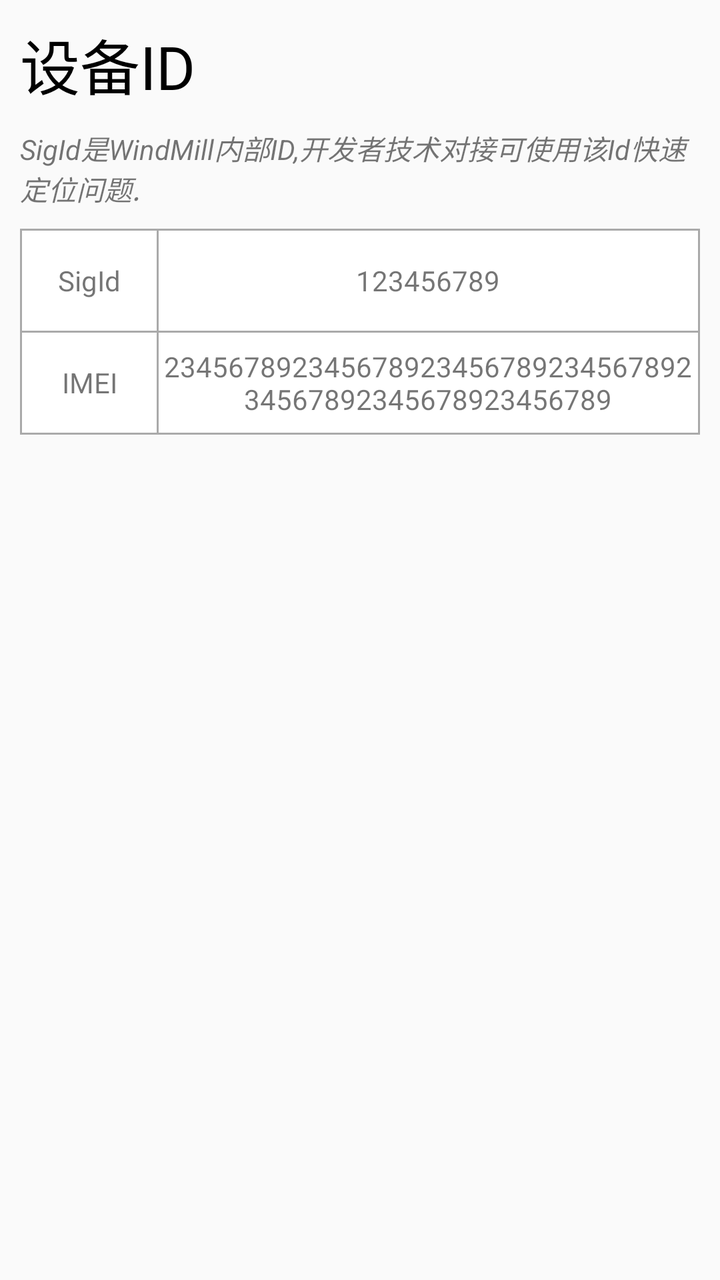
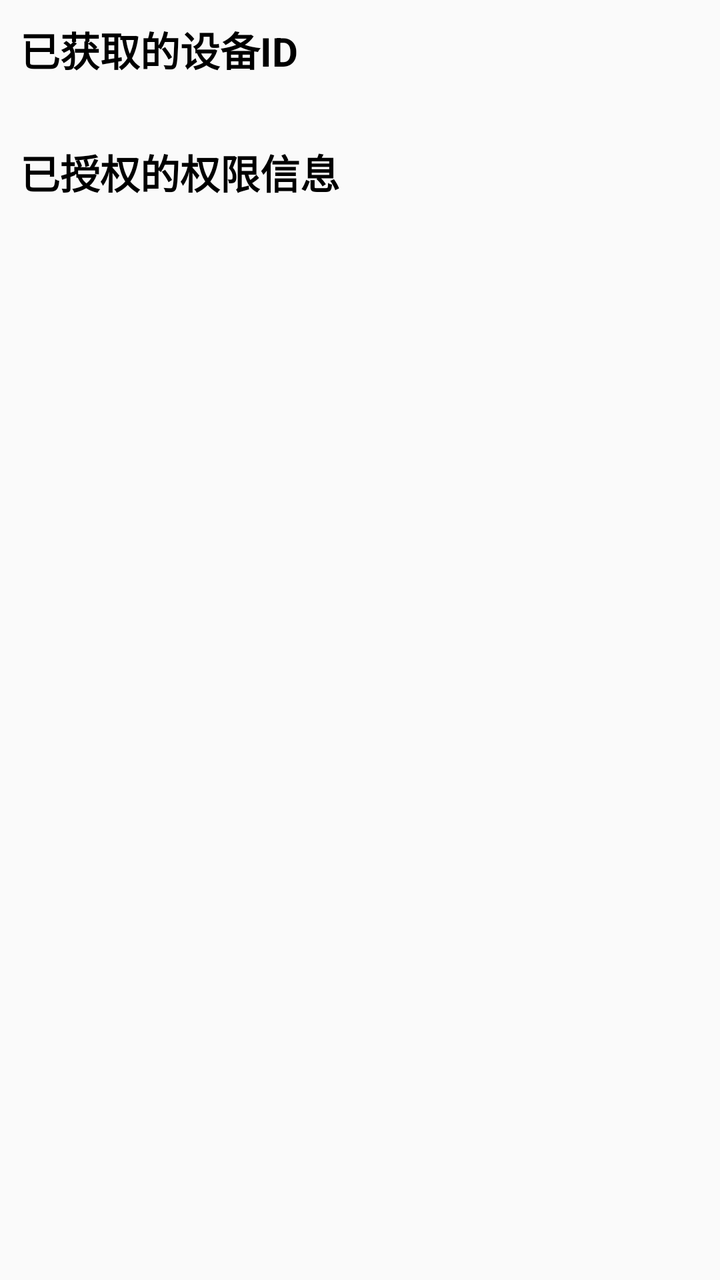

Two renders of the same Android screen: before a commit and after it. Below are the layout's source before the change and the commit's diff.
<!-- AndroidManifest.xml: application theme AppTheme -->
<!-- res/layout/activity_device.xml -->
<?xml version="1.0" encoding="utf-8"?>
<LinearLayout xmlns:android="http://schemas.android.com/apk/res/android"
    xmlns:tools="http://schemas.android.com/tools"
    android:layout_width="match_parent"
    android:layout_height="match_parent"
    android:orientation="vertical"
    tools:context=".DeviceActivity">

    <LinearLayout
        android:layout_width="match_parent"
        android:layout_height="match_parent"
        android:layout_margin="10dp"
        android:orientation="vertical">

        <TextView
            android:layout_width="match_parent"
            android:layout_height="wrap_content"
            android:text="设备ID"
            android:textColor="@android:color/black"
            android:textSize="30sp" />

        <TextView
            android:id="@+id/textSizeHint"
            android:layout_width="match_parent"
            android:layout_height="wrap_content"
            android:layout_marginTop="10dp"
            android:layout_marginBottom="10dp"
            android:text="SigId是WindMill内部ID,开发者技术对接可使用该Id快速定位问题."
            android:textIsSelectable="true"
            android:textStyle="italic" />

        <TableLayout
            android:id="@+id/tl_version"
            android:layout_width="match_parent"
            android:layout_height="wrap_content"
            android:stretchColumns="*">

            <TableRow
                android:layout_width="match_parent"
                android:layout_height="wrap_content"
                android:background="@android:color/darker_gray"
                android:gravity="center_vertical"
                android:padding="1dp">

                <TextView
                    android:layout_width="0dp"
                    android:layout_height="50dp"
                    android:layout_marginRight="1dp"
                    android:layout_weight="1"
                    android:background="@android:color/white"
                    android:gravity="center"
                    android:text="SigId" />

                <TextView
                    android:layout_width="0dp"
                    android:layout_height="50dp"
                    android:layout_weight="4"
                    android:background="@android:color/white"
                    android:gravity="center"
                    android:text="123456789"
                    android:textIsSelectable="true" />

            </TableRow>

            <TableRow
                android:layout_width="match_parent"
                android:layout_height="wrap_content"
                android:background="@android:color/darker_gray"
                android:gravity="center_vertical"
                android:paddingLeft="1dp"
                android:paddingRight="1dp"
                android:paddingBottom="1dp">

                <TextView
                    android:layout_width="0dp"
                    android:layout_height="50dp"
                    android:layout_marginRight="1dp"
                    android:layout_weight="1"
                    android:background="@android:color/white"
                    android:gravity="center"
                    android:text="IMEI" />

                <TextView
                    android:layout_width="0dp"
                    android:layout_height="50dp"
                    android:layout_weight="4"
                    android:background="@android:color/white"
                    android:ellipsize="end"
                    android:gravity="center"
                    android:maxLines="2"
                    android:text="23456789234567892345678923456789234567892345678923456789"
                    android:textIsSelectable="true" />

            </TableRow>


        </TableLayout>

    </LinearLayout>


</LinearLayout>
<!-- resources referenced by this layout -->
<resources>
  <style name="AppTheme" parent="Theme.AppCompat.Light.DarkActionBar">
          
          <item name="colorPrimary">@color/colorPrimary</item>
          <item name="colorPrimaryDark">@color/colorPrimaryDark</item>
          <item name="colorAccent">@color/colorAccent</item>
          <item name="android:dropDownListViewStyle">@style/spinner_style</item>
          <item name="android:windowDisablePreview">true</item>
      </style>
  <color name="colorPrimary">#F2690B</color>
  <color name="colorPrimaryDark">#EA8138</color>
  <color name="colorAccent">#F2690B</color>
  <style name="spinner_style" parent="Widget.AppCompat.ListView.DropDown">
          <item name="android:divider">#d1d1d1</item>
          <item name="android:dividerHeight">0.5dp</item>
      </style>
</resources>

<!-- the commit's change to res/layout/activity_device.xml (unified diff, before → after) -->
@@ -1,102 +1,48 @@
 <?xml version="1.0" encoding="utf-8"?>
-<LinearLayout xmlns:android="http://schemas.android.com/apk/res/android"
+<ScrollView xmlns:android="http://schemas.android.com/apk/res/android"
     xmlns:tools="http://schemas.android.com/tools"
     android:layout_width="match_parent"
     android:layout_height="match_parent"
-    android:orientation="vertical"
+    android:scrollbars="none"
     tools:context=".DeviceActivity">
 
     <LinearLayout
         android:layout_width="match_parent"
-        android:layout_height="match_parent"
+        android:layout_height="wrap_content"
         android:layout_margin="10dp"
         android:orientation="vertical">
 
         <TextView
             android:layout_width="match_parent"
             android:layout_height="wrap_content"
-            android:text="设备ID"
+            android:layout_marginBottom="8dp"
+            android:text="已获取的设备ID"
             android:textColor="@android:color/black"
-            android:textSize="30sp" />
+            android:textSize="20sp"
+            android:textStyle="bold" />
+
+        <TableLayout
+            android:id="@+id/tl_device_id"
+            android:layout_width="match_parent"
+            android:layout_height="wrap_content"
+            android:stretchColumns="*" />
 
         <TextView
-            android:id="@+id/textSizeHint"
             android:layout_width="match_parent"
             android:layout_height="wrap_content"
-            android:layout_marginTop="10dp"
-            android:layout_marginBottom="10dp"
-            android:text="SigId是WindMill内部ID,开发者技术对接可使用该Id快速定位问题."
-            android:textIsSelectable="true"
-            android:textStyle="italic" />
+            android:layout_marginTop="24dp"
+            android:layout_marginBottom="8dp"
+            android:text="已授权的权限信息"
+            android:textColor="@android:color/black"
+            android:textSize="20sp"
+            android:textStyle="bold" />
 
         <TableLayout
-            android:id="@+id/tl_version"
+            android:id="@+id/tl_permission"
             android:layout_width="match_parent"
             android:layout_height="wrap_content"
-            android:stretchColumns="*">
-
-            <TableRow
-                android:layout_width="match_parent"
-                android:layout_height="wrap_content"
-                android:background="@android:color/darker_gray"
-                android:gravity="center_vertical"
-                android:padding="1dp">
-
-                <TextView
-                    android:layout_width="0dp"
-                    android:layout_height="50dp"
-                    android:layout_marginRight="1dp"
-                    android:layout_weight="1"
-                    android:background="@android:color/white"
-                    android:gravity="center"
-                    android:text="SigId" />
-
-                <TextView
-                    android:layout_width="0dp"
-                    android:layout_height="50dp"
-                    android:layout_weight="4"
-                    android:background="@android:color/white"
-                    android:gravity="center"
-                    android:text="123456789"
-                    android:textIsSelectable="true" />
-
-            </TableRow>
-
-            <TableRow
-                android:layout_width="match_parent"
-                android:layout_height="wrap_content"
-                android:background="@android:color/darker_gray"
-                android:gravity="center_vertical"
-                android:paddingLeft="1dp"
-                android:paddingRight="1dp"
-                android:paddingBottom="1dp">
-
-                <TextView
-                    android:layout_width="0dp"
-                    android:layout_height="50dp"
-                    android:layout_marginRight="1dp"
-                    android:layout_weight="1"
-                    android:background="@android:color/white"
-                    android:gravity="center"
-                    android:text="IMEI" />
-
-                <TextView
-                    android:layout_width="0dp"
-                    android:layout_height="50dp"
-                    android:layout_weight="4"
-                    android:background="@android:color/white"
-                    android:ellipsize="end"
-                    android:gravity="center"
-                    android:maxLines="2"
-                    android:text="23456789234567892345678923456789234567892345678923456789"
-                    android:textIsSelectable="true" />
-
-            </TableRow>
-
-
-        </TableLayout>
+            android:stretchColumns="*" />
 
     </LinearLayout>
 
-
-</LinearLayout>
+</ScrollView>
<!-- resource entries referenced after the edit -->
@@ -7,6 +7,7 @@
           <item name="colorAccent">@color/colorAccent</item>
           <item name="android:dropDownListViewStyle">@style/spinner_style</item>
           <item name="android:windowDisablePreview">true</item>
+  
       </style>
   <color name="colorPrimary">#F2690B</color>
   <color name="colorPrimaryDark">#EA8138</color>
